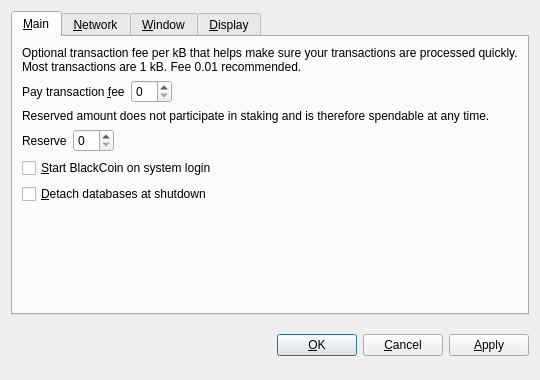
Old version of the form src/qt/forms/optionsdialog.ui in the repository bogatyrov/valorbit.
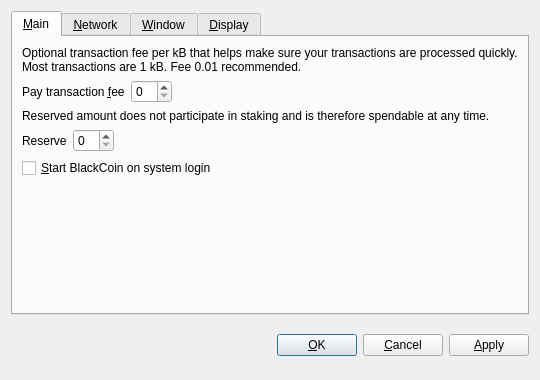
New version of the form. Custom widgets are drawn as their Qt base class.

Commit message:
Remove -detachdb and stop's detach argument.
As the only BDB database left is the wallet, and it is always
detached.

Also remove IsChainFile() predicate and related chainfile-specific
logic.

Conflicts:
	src/bitcoinrpc.cpp
	src/db.cpp
	src/qt/bitcoinstrings.cpp

```diff
--- a/src/qt/forms/optionsdialog.ui
+++ b/src/qt/forms/optionsdialog.ui
@@ -132,16 +132,6 @@
          </property>
         </widget>
        </item>
-       <item>
-        <widget class="QCheckBox" name="detachDatabases">
-         <property name="toolTip">
-          <string>Detach block and address databases at shutdown. This means they can be moved to another data directory, but it slows down shutdown. The wallet is always detached.</string>
-         </property>
-         <property name="text">
-          <string>&amp;Detach databases at shutdown</string>
-         </property>
-        </widget>
-       </item>
        <item>
         <spacer name="verticalSpacer_Main">
          <property name="orientation">
```
The commit also changes 7 other files.
